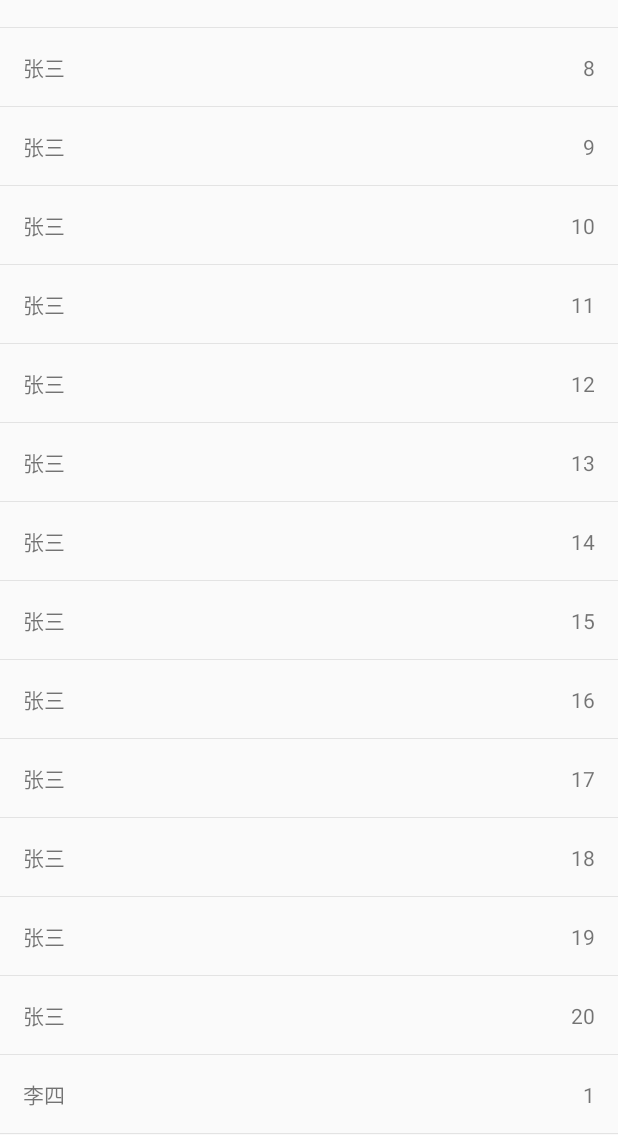
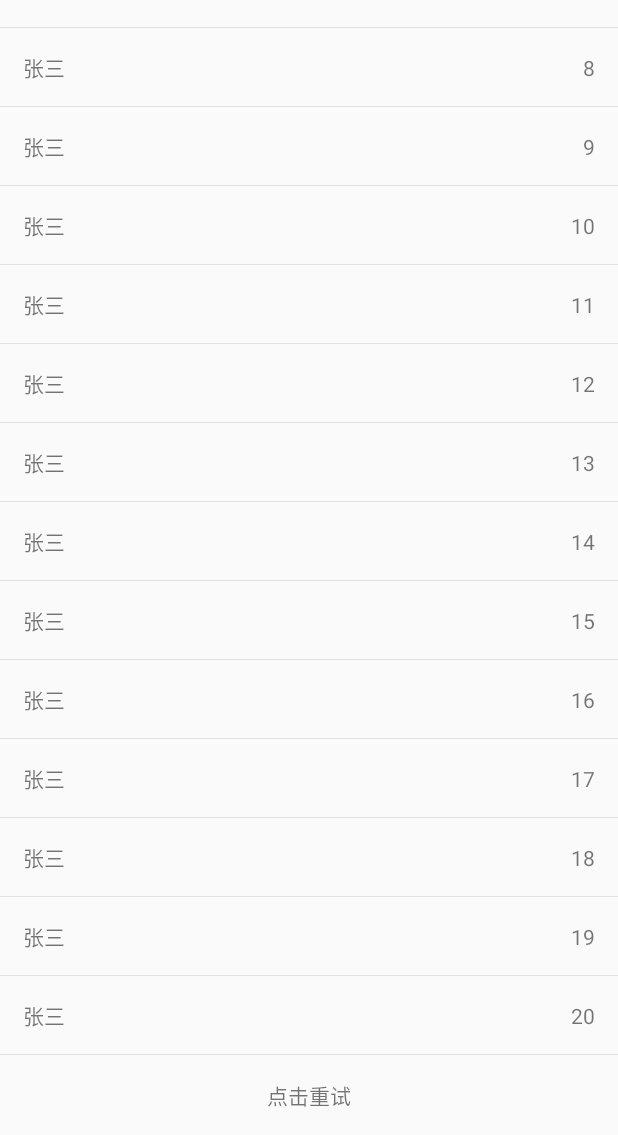
Before and after one commit to lavalike/adapter, an Android app: the screen it shows after launch (MainActivity), scrolled down 497 dp, on a phone screen of 412 x 824 dp, the part 101-1236 px from its top. Run offline under Robolectric (Android 15) with nearby library versions, the phone set to English and light mode, and no system bars.

```diff
--- a/adapter/src/main/java/com/dimeno/adapter/LoadRecyclerAdapter.java
+++ b/adapter/src/main/java/com/dimeno/adapter/LoadRecyclerAdapter.java
@@ -3,10 +3,10 @@ package com.dimeno.adapter;
 import android.view.View;
 import android.view.ViewGroup;
 
+import com.dimeno.adapter.annotation.LoadMoreState;
 import com.dimeno.adapter.callback.OnLoadMoreCallback;
 import com.dimeno.adapter.footer.LoadMoreFooter;
 import com.dimeno.adapter.footer.LoadMoreFooterImpl;
-import com.dimeno.adapter.annotation.LoadMoreState;
 
 import java.util.List;
 
@@ -30,6 +30,17 @@ public abstract class LoadRecyclerAdapter<T> extends RecyclerAdapter<T> implemen
      */
     protected LoadMoreFooter createLoadMoreFooter() {
         return new LoadMoreFooterImpl(this);
+    }
+
+    @Override
+    public int getItemCount() {
+        int count = getDatas() == null ? 0 : getDatas().size();
+        if (count == 0) {
+            if (mFooters.get(VIEW_TYPE_LOAD_MORE) != null) {
+                mFooters.remove(VIEW_TYPE_LOAD_MORE);
+            }
+        }
+        return super.getItemCount();
     }
 
     @Override
--- a/adapter/src/main/java/com/dimeno/adapter/RecyclerAdapter.java
+++ b/adapter/src/main/java/com/dimeno/adapter/RecyclerAdapter.java
@@ -195,10 +195,11 @@ public abstract class RecyclerAdapter<T> extends RecyclerView.Adapter<RecyclerVi
         int position = getItemCount() - getFootersCount();
         if (mDatas == null || mDatas.isEmpty()) {
             mDatas = list;
+            notifyDataSetChanged();
         } else {
             mDatas.addAll(list);
+            notifyItemRangeInserted(position, list.size());
         }
-        notifyItemRangeInserted(position, list.size());
     }
 
     /**
--- a/app/src/main/java/com/dimeno/adapter/sample/MainActivity.java
+++ b/app/src/main/java/com/dimeno/adapter/sample/MainActivity.java
@@ -5,7 +5,6 @@ import android.graphics.Color;
 import android.graphics.Paint;
 import android.graphics.Rect;
 import android.os.Bundle;
-import android.view.LayoutInflater;
 import android.view.View;
 import android.widget.Toast;
 
@@ -17,6 +16,9 @@ import androidx.recyclerview.widget.RecyclerView;
 import com.dimeno.adapter.callback.OnItemClickCallback;
 import com.dimeno.adapter.sample.adapter.UserAdapter;
 import com.dimeno.adapter.sample.entity.UserEntity;
+import com.dimeno.adapter.sample.holder.EmptyHolder;
+import com.dimeno.adapter.sample.holder.FooterHolder;
+import com.dimeno.adapter.sample.holder.HeaderHolder;
 
 import java.util.ArrayList;
 import java.util.List;
@@ -80,11 +82,11 @@ public class MainActivity extends AppCompatActivity {
                 Toast.makeText(MainActivity.this, "name = " + entity.name + " age = " + entity.age, Toast.LENGTH_SHORT).show();
             }
         });
-        mAdapter.setEmpty(LayoutInflater.from(this).inflate(R.layout.item_empty_layout, mRecycler, false));
+        mAdapter.setEmpty(new EmptyHolder().onCreateView(mRecycler));
 
-        mAdapter.addHeader(LayoutInflater.from(this).inflate(R.layout.item_header_layout, mRecycler, false));
-        mAdapter.addHeader(LayoutInflater.from(this).inflate(R.layout.item_footer_layout, mRecycler, false));
-        mAdapter.addHeader(LayoutInflater.from(this).inflate(R.layout.item_header_layout, mRecycler, false));
+        mAdapter.addHeader(new HeaderHolder().onCreateView(mRecycler));
+        mAdapter.addHeader(new FooterHolder().onCreateView(mRecycler));
+        mAdapter.addHeader(new HeaderHolder().onCreateView(mRecycler));
 
         mRecycler.setAdapter(mAdapter);
     }
--- a/app/src/main/java/com/dimeno/adapter/sample/adapter/UserAdapter.java
+++ b/app/src/main/java/com/dimeno/adapter/sample/adapter/UserAdapter.java
@@ -6,11 +6,11 @@ import android.view.ViewGroup;
 import androidx.recyclerview.widget.RecyclerView;
 
 import com.dimeno.adapter.LoadRecyclerAdapter;
+import com.dimeno.adapter.annotation.LoadMoreState;
 import com.dimeno.adapter.footer.LoadMoreFooter;
 import com.dimeno.adapter.sample.entity.UserEntity;
 import com.dimeno.adapter.sample.holder.UserViewHolder;
 
-import java.util.ArrayList;
 import java.util.List;
 
 /**
@@ -38,11 +38,12 @@ public class UserAdapter extends LoadRecyclerAdapter<UserEntity> {
         new Handler().postDelayed(new Runnable() {
             @Override
             public void run() {
-                List<UserEntity> list = new ArrayList<>();
-                for (int i = 0; i < 10; i++) {
-                    list.add(new UserEntity("李四", i + 1));
-                }
-                addData(list);
+                setState(LoadMoreState.ERROR);
+//                List<UserEntity> list = new ArrayList<>();
+//                for (int i = 0; i < 10; i++) {
+//                    list.add(new UserEntity("李四", i + 1));
+//                }
+//                addData(list);
             }
         }, 500);
     }
--- /dev/null
+++ b/app/src/main/java/com/dimeno/adapter/sample/holder/EmptyHolder.java
@@ -0,0 +1,28 @@
+package com.dimeno.adapter.sample.holder;
+
+import android.view.View;
+import android.widget.Toast;
+
+import com.dimeno.adapter.base.RecyclerItem;
+import com.dimeno.adapter.sample.R;
+
+/**
+ * EmptyHolder
+ * Created by wangzhen on 2020/6/10.
+ */
+public class EmptyHolder extends RecyclerItem {
+    @Override
+    public int layout() {
+        return R.layout.item_empty_layout;
+    }
+
+    @Override
+    public void onViewCreated(View itemView) {
+        itemView.findViewById(R.id.btn_retry).setOnClickListener(new View.OnClickListener() {
+            @Override
+            public void onClick(View v) {
+                Toast.makeText(v.getContext(), "刷新", Toast.LENGTH_SHORT).show();
+            }
+        });
+    }
+}
--- /dev/null
+++ b/app/src/main/java/com/dimeno/adapter/sample/holder/FooterHolder.java
@@ -0,0 +1,22 @@
+package com.dimeno.adapter.sample.holder;
+
+import android.view.View;
+
+import com.dimeno.adapter.base.RecyclerItem;
+import com.dimeno.adapter.sample.R;
+
+/**
+ * FooterHolder
+ * Created by wangzhen on 2020/6/10.
+ */
+public class FooterHolder extends RecyclerItem {
+    @Override
+    public int layout() {
+        return R.layout.item_footer_layout;
+    }
+
+    @Override
+    public void onViewCreated(View itemView) {
+
+    }
+}
--- /dev/null
+++ b/app/src/main/java/com/dimeno/adapter/sample/holder/HeaderHolder.java
@@ -0,0 +1,22 @@
+package com.dimeno.adapter.sample.holder;
+
+import android.view.View;
+
+import com.dimeno.adapter.base.RecyclerItem;
+import com.dimeno.adapter.sample.R;
+
+/**
+ * HeaderHolder
+ * Created by wangzhen on 2020/6/10.
+ */
+public class HeaderHolder extends RecyclerItem {
+    @Override
+    public int layout() {
+        return R.layout.item_header_layout;
+    }
+
+    @Override
+    public void onViewCreated(View itemView) {
+
+    }
+}
```
Also changed, not shown: app/src/main/res/layout/item_empty_layout.xml (+14 -2 lines).
